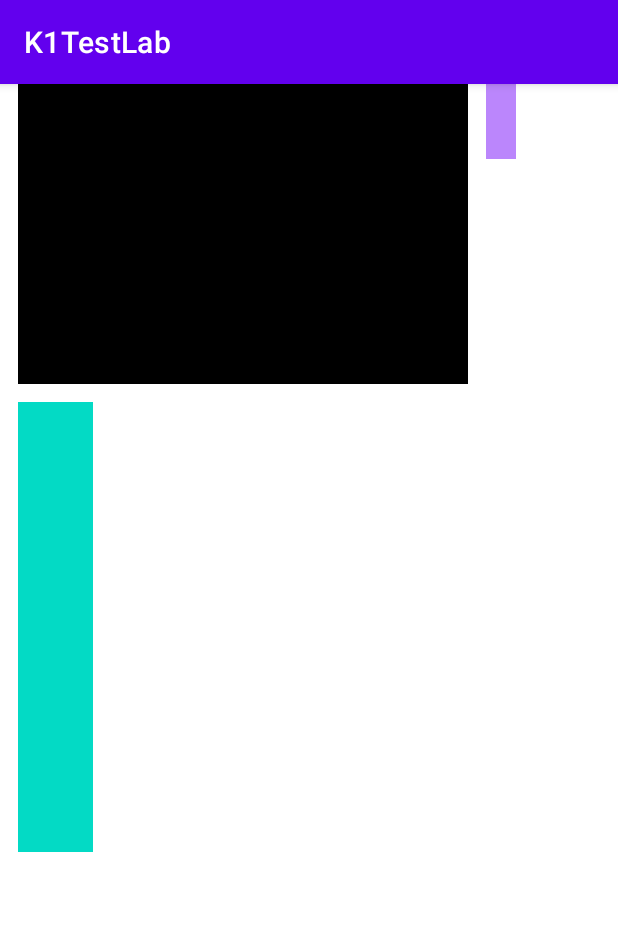
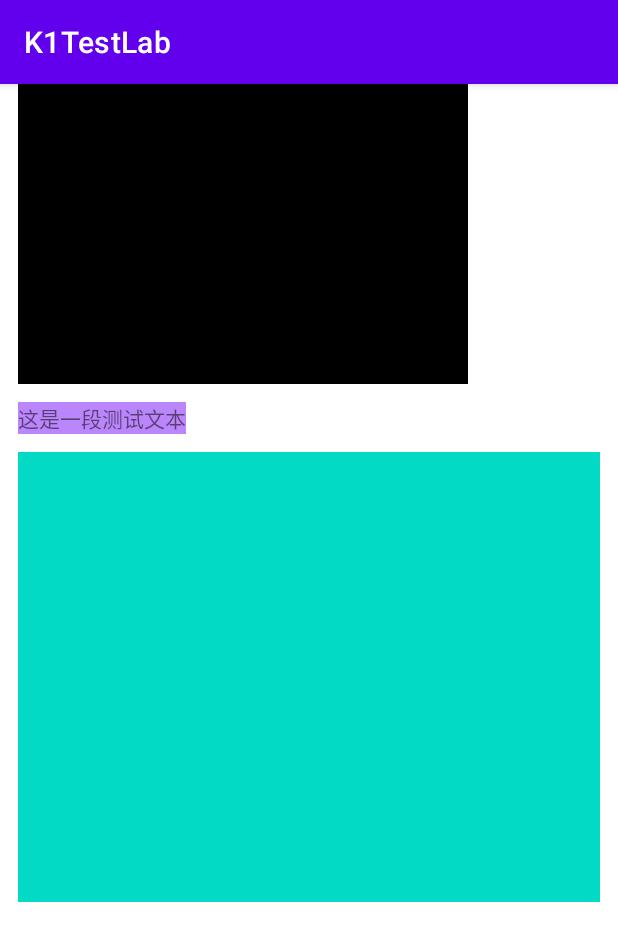
Before and after one commit to LugeKit/K1AndroidTestLab, an Android app: the LineLayoutTestActivity screen opened directly, with no data from a screen before it, on a phone screen of 412 x 824 dp. Shown: the top 941 px of the screen. Run offline under Robolectric (Android 15) with nearby library versions, the phone set to English and light mode, and no system bars.

Commit message:
fix: LineLayout存在的问题
Change-Id: I9135787439fc3cf88e453f407b09eea096f5bf47

```diff
--- a/app/src/main/res/layout/activity_line_layout_test.xml
+++ b/app/src/main/res/layout/activity_line_layout_test.xml
@@ -20,12 +20,14 @@
             android:layout_width="300dp"
             android:layout_height="200dp"
             android:background="@color/black" />
-        <View
-            android:layout_width="20dp"
-            android:layout_height="50dp"
+        <TextView
+            android:text="这是一段测试文本"
+            android:maxLines="1"
+            android:layout_width="wrap_content"
+            android:layout_height="wrap_content"
             android:background="@color/purple_200" />
         <View
-            android:layout_width="50dp"
+            android:layout_width="400dp"
             android:layout_height="300dp"
             android:background="@color/teal_200" />
     </com.k1.common.widget.LineLayout>
--- a/common/src/main/java/com/k1/common/widget/LineLayout.kt
+++ b/common/src/main/java/com/k1/common/widget/LineLayout.kt
@@ -65,15 +65,14 @@ class LineLayout @JvmOverloads constructor(
 
         layoutPosList.clear()
 
-        var currLeft = paddingLeft
-        var currTop = paddingTop
-        var lineSpaceCost = 0
+        var currLeft = paddingLeft  // 当前需要放置的view的左侧起点
+        var currTop = paddingTop    // 当前需要放置的view的顶部起点
+        var lineSpaceCost = 0   // 当前行占用的最高高度
+        var childTotalWidth = 0 // 所有子view的宽度总和，当子view加起来没有超过最大宽度时，这个就是WRAP_CONTENT情况下设置的自身的宽度
 
-        var childTotalWidth = 0
-
+        measureChildren(widthMeasureSpec, heightMeasureSpec)
         for (idx in 0 until childCount) {
             val child = getChildAt(idx)
-            measureChildHorizontal(widthMeasureSpec, heightMeasureSpec, currLeft, child)
 
             val childWidth = child.measuredWidth + child.marginHorizontal
             val childHeight = child.measuredHeight + child.marginVertical
@@ -81,13 +80,12 @@ class LineLayout @JvmOverloads constructor(
             if (widthMode != MeasureSpec.UNSPECIFIED
                 && currLeft + childWidth + paddingRight > widthSize
                 && currLeft != paddingLeft) {
-                // 这行放不下了 换行再测一次
+                // 这行放不下了，换行，如果换行宽度也超出了自身宽度，就直接放
                 // currLeft != paddingLeft 说明不是这行第一个
 
                 currLeft = paddingLeft
                 currTop += lineSpaceCost + linePadding.toInt()
                 lineSpaceCost = 0
-                measureChildHorizontal(widthMeasureSpec, heightMeasureSpec, currLeft, child)
             }
 
             childTotalWidth += childWidth
```
